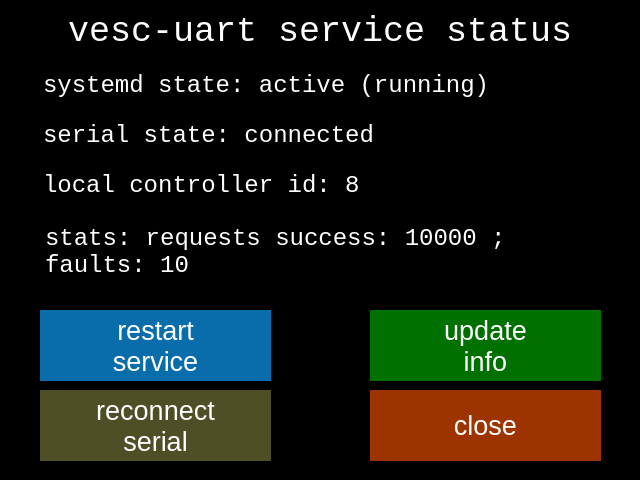
The window that ui.layouts/vesc_uart_status_640x480.ui (mark99i/vesc-display) describes before a commit, drawn with Qt 5.
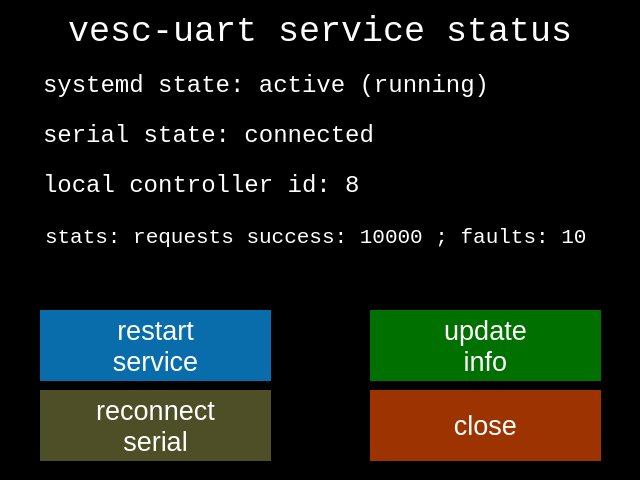
The same window after the commit.

The edit to the form file:
```diff
--- a/ui.layouts/vesc_uart_status_640x480.ui
+++ b/ui.layouts/vesc_uart_status_640x480.ui
@@ -311,10 +311,16 @@
      <height>71</height>
     </rect>
    </property>
+   <property name="sizePolicy">
+    <sizepolicy hsizetype="Fixed" vsizetype="Fixed">
+     <horstretch>0</horstretch>
+     <verstretch>0</verstretch>
+    </sizepolicy>
+   </property>
    <property name="font">
     <font>
      <family>Consolas</family>
-     <pointsize>18</pointsize>
+     <pointsize>16</pointsize>
     </font>
    </property>
    <property name="acceptDrops">
```
